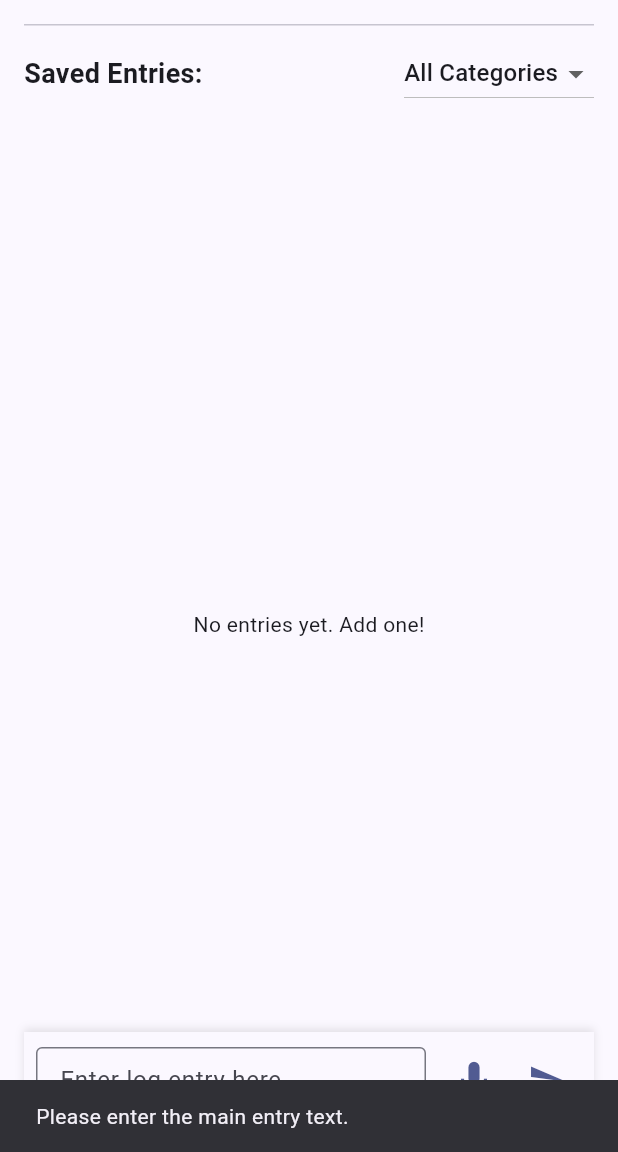
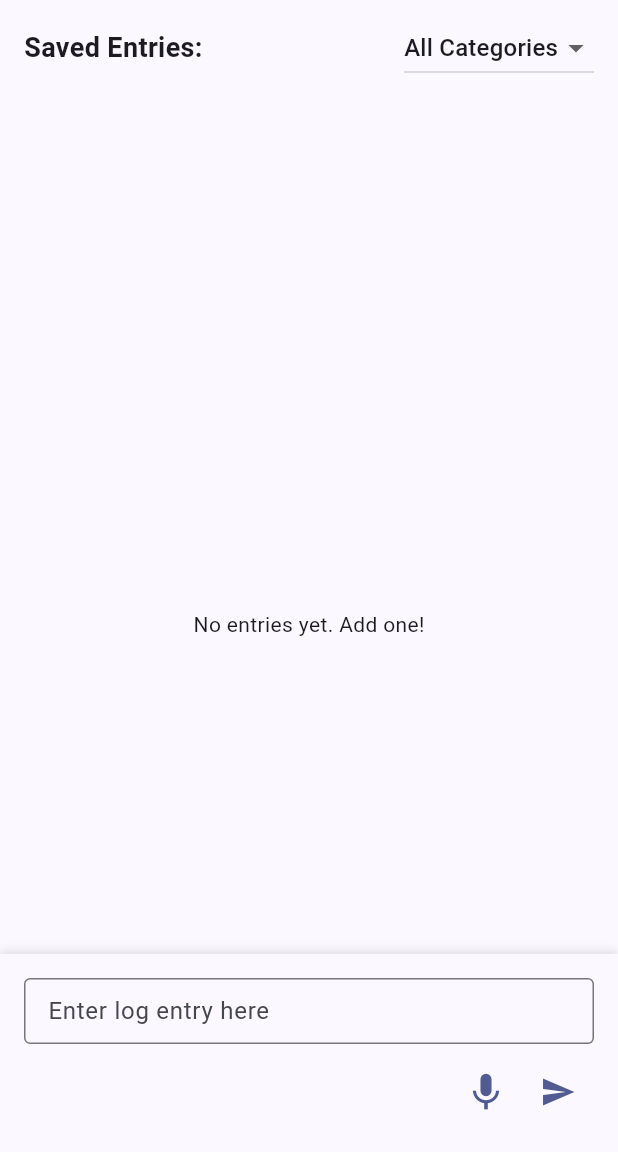
Before and after one commit to AndrewBert/log-everything, a Flutter app: the screen it shows after launch, after a tap on the "send" icon, on a phone screen of 412 x 824 dp, the part 84-1236 px from its top. Run offline on Flutter 3.47's test engine with Material 3 defaults, Android fonts, the phone set to English and light mode, and no system bars; our stand-ins replace bloc, flutter_bloc, flutter_dotenv, permission_handler, shared_preferences; missing offline and left inert: record.

Commit message:
Add FocusNode for input field and manage focus state; refactor UI layout for better input handling

```diff
--- a/lib/screens/home_screen.dart
+++ b/lib/screens/home_screen.dart
@@ -24,6 +24,10 @@ class _MyHomePageState extends State<MyHomePage> {
   final TextEditingController _textController = TextEditingController();
   final DateFormat _timeFormatter = DateFormat('HH:mm');
   String? _selectedCategoryFilter;
+  // --- Add FocusNode and state variable ---
+  final FocusNode _inputFocusNode = FocusNode();
+  bool _isInputFocused = false;
+  // --- End FocusNode ---
 
   // --- Voice Input State ---
   late final AudioRecorder _audioRecorder;
@@ -38,14 +42,32 @@ class _MyHomePageState extends State<MyHomePage> {
     _audioRecorder = AudioRecorder();
     _speechService = SpeechService(); // Initialize SpeechService
     _requestMicPermission(); // Request permission on init
+    // --- Add listener to FocusNode ---
+    _inputFocusNode.addListener(_onInputFocusChange);
+    // --- End listener ---
   }
 
   @override
   void dispose() {
     _textController.dispose();
     _audioRecorder.dispose(); // Dispose recorder
+    // --- Dispose FocusNode and remove listener ---
+    _inputFocusNode.removeListener(_onInputFocusChange);
+    _inputFocusNode.dispose();
+    // --- End dispose ---
     super.dispose();
   }
+
+  // --- Add focus change handler ---
+  void _onInputFocusChange() {
+    if (mounted) {
+      // Check if widget is still mounted
+      setState(() {
+        _isInputFocused = _inputFocusNode.hasFocus;
+      });
+    }
+  }
+  // --- End focus change handler ---
 
   // --- Microphone Permission ---
   Future<void> _requestMicPermission() async {
@@ -277,11 +299,12 @@ class _MyHomePageState extends State<MyHomePage> {
           duration: Duration(milliseconds: 800),
         ),
       );
-    } else {
-      ScaffoldMessenger.of(context).showSnackBar(
-        const SnackBar(content: Text('Please enter the main entry text.')),
-      );
     }
+    // else {
+    //   ScaffoldMessenger.of(context).showSnackBar(
+    //     const SnackBar(content: Text('Please enter the main entry text.')),
+    //   );
+    // }
   }
 
   // --- Category Management Dialog ---
@@ -320,8 +343,7 @@ Entries using this category will be moved to "Misc".''',
     showDialog(
       context: context,
       builder:
-          (_) => BlocProvider.value(
-            // Use BlocProvider.value to pass the existing Cubit
+          (dialogContext) => BlocProvider.value(
             value: BlocProvider.of<EntryCubit>(context),
             child: AlertDialog(
               title: const Text('Manage Categories'),
@@ -330,10 +352,10 @@ Entries using this category will be moved to "Misc".''',
                 child: Column(
                   mainAxisSize: MainAxisSize.min,
                   children: [
-                    // Use Flexible + ListView to avoid potential overflow if many categories
                     Flexible(
                       child: BlocBuilder<EntryCubit, EntryState>(
-                        builder: (context, state) {
+                        // --- Use the BlocBuilder's context for Cubit/Navigator/Dialogs inside the list ---
+                        builder: (listBuilderContext, state) {
                           if (state.categories.isEmpty) {
                             return const Text('No categories found.');
                           }
@@ -366,23 +388,34 @@ Entries using this category will be moved to "Misc".''',
                                           ),
                                           tooltip: 'Delete Category',
                                           onPressed: () async {
+                                            // --- Get Cubit instance before await ---
+                                            final entryCubit =
+                                                listBuilderContext
+                                                    .read<EntryCubit>();
+                                            // --- Capture Navigator and ScaffoldMessenger before await ---
+                                            final navigator = Navigator.of(
+                                              dialogContext,
+                                            );
+                                            final scaffoldMessenger =
+                                                ScaffoldMessenger.of(
+                                                  dialogContext,
+                                                );
+                                            // --- End capture ---
+
                                             bool confirmed =
                                                 await _showDeleteCategoryConfirmationDialog(
-                                                  context, // Use the builder context here
+                                                  listBuilderContext,
                                                   category,
                                                 );
                                             if (confirmed && mounted) {
-                                              context // Use the builder context again
-                                                  .read<EntryCubit>()
-                                                  .deleteCategory(category);
-                                              Navigator.of(
-                                                context,
-                                              ).pop(); // Close the dialog after deletion
-                                              ScaffoldMessenger.of(
-                                                Scaffold.of(
-                                                  context,
-                                                ).context, // Use Scaffold context for SnackBar
-                                              ).showSnackBar(
+                                              // --- Use the captured Cubit instance ---
+                                              entryCubit.deleteCategory(
+                                                category,
+                                              );
+                                              // --- Use captured instances ---
+                                              navigator
+                                                  .pop(); // Close the dialog
+                                              scaffoldMessenger.showSnackBar(
                                                 SnackBar(
                                                   content: Text(
                                                     'Category "$category" deleted',
@@ -392,6 +425,7 @@ Entries using this category will be moved to "Misc".''',
                                                   ),
                                                 ),
                                               );
+                                              // --- End use captured instances ---
                                             }
                                           },
                                         ),
@@ -399,6 +433,7 @@ Entries using this category will be moved to "Misc".''',
                             },
                           );
                         },
+                        // --- End BlocBuilder context usage ---
                       ),
                     ),
                     const Divider(),
@@ -431,20 +466,18 @@ Entries using this category will be moved to "Misc".''',
               actions: [
                 TextButton(
                   child: const Text('Done'),
-                  onPressed: () => Navigator.of(context).pop(),
+                  onPressed: () => Navigator.of(dialogContext).pop(),
                 ),
                 TextButton(
                   child: const Text('Add Category'),
                   onPressed: () {
                     final newCategory = categoryInputController.text.trim();
                     if (newCategory.isNotEmpty) {
-                      // Access cubit from the builder context
-                      context.read<EntryCubit>().addCustomCategory(newCategory);
+                      BlocProvider.of<EntryCubit>(
+                        dialogContext,
+                      ).addCustomCategory(newCategory);
                       categoryInputController.clear();
-                      // Optional: Show feedback
-                      ScaffoldMessenger.of(
-                        Scaffold.of(context).context,
-                      ).showSnackBar(
+                      ScaffoldMessenger.of(dialogContext).showSnackBar(
                         SnackBar(
                           content: Text('Category "$newCategory" added'),
                         ),
@@ -753,7 +786,12 @@ Entries using this category will be moved to "Misc".''',
       left: 0,
       right: 0,
       child: Container(
-        padding: const EdgeInsets.symmetric(horizontal: 8.0, vertical: 8.0),
+        padding: const EdgeInsets.only(
+          left: 16,
+          right: 16,
+          top: 16,
+          bottom: 16,
+        ),
         decoration: BoxDecoration(
           color: Theme.of(context).cardColor, // Use theme card color
           boxShadow: [
@@ -765,11 +803,13 @@ Entries using this category will be moved to "Misc".''',
             ),
           ],
         ),
-        child: Row(
+        // --- Change outer Row to Column ---
+        child: Column(
+          mainAxisSize: MainAxisSize.min, // Take minimum vertical space
           children: [
-            // Use Row for horizontal layout
-            Expanded(
-              child: TextField(
+            // --- TextField remains largely the same ---
+            TextField(
+              focusNode: _inputFocusNode, // Assign FocusNode
               controller: _textController,
               decoration: const InputDecoration(
                 border: OutlineInputBorder(),
@@ -781,11 +821,21 @@ Entries using this category will be moved to "Misc".''',
                   vertical: 10,
                 ), // Adjust padding
               ),
+              keyboardType: TextInputType.multiline,
+              textInputAction: TextInputAction.newline,
               onSubmitted: (_) => _handleInput(),
-                textInputAction: TextInputAction.done,
+              minLines: 1,
+              maxLines: _isInputFocused ? 5 : 1,
+              onTapOutside: (_) {
+                FocusScope.of(context).unfocus();
+              },
             ),
-            ),
-            const SizedBox(width: 8), // Spacing
+            // --- Add padding between TextField and buttons ---
+            const SizedBox(height: 8),
+            // --- Add inner Row for buttons, aligned to end ---
+            Row(
+              mainAxisAlignment: MainAxisAlignment.end,
+              children: [
                 // Microphone Button
                 IconButton(
                   icon: Icon(
@@ -795,7 +845,8 @@ Entries using this category will be moved to "Misc".''',
                             ? Colors.red
                             : Theme.of(context).colorScheme.primary,
                   ),
-              tooltip: _isRecording ? 'Stop Recording' : 'Start Voice Input',
+                  tooltip:
+                      _isRecording ? 'Stop Recording' : 'Start Voice Input',
                   iconSize: 30,
                   onPressed: _toggleRecording,
                 ),
@@ -803,10 +854,14 @@ Entries using this category will be moved to "Misc".''',
                 IconButton(
                   onPressed: _handleInput,
                   icon: const Icon(Icons.send),
-              color: Theme.of(context).colorScheme.primary, // Use theme color
+                  color:
+                      Theme.of(context).colorScheme.primary, // Use theme color
                 ),
               ],
             ),
+          ],
+        ),
+        // --- End Column ---
       ),
     );
   }
@@ -892,28 +947,21 @@ Entries using this category will be moved to "Misc".''',
       ),
       // Use SafeArea to avoid OS intrusions (notch, bottom bar)
       body: SafeArea(
-        child: Padding(
-          padding: const EdgeInsets.all(16.0),
         child: Stack(
           children: [
             // Main content column (list, filters)
-              Column(
+            Padding(
+              padding: const EdgeInsets.symmetric(horizontal: 16.0),
+              child: Column(
                 crossAxisAlignment: CrossAxisAlignment.start,
-                children: <Widget>[
-                  // Add some space at the top if needed, or let AppBar handle it.
-                  // const SizedBox(height: 20), // Removed this initial spacing
-                  const Divider(),
-
-                  _buildFilterSection(),
-                  _buildEntriesList(),
-                ],
+                children: <Widget>[_buildFilterSection(), _buildEntriesList()],
+              ),
             ),
 
             _buildInputArea(),
           ],
         ),
       ),
-      ),
     );
   }
 }
```
Lines whose indentation alone changed are shown as unchanged.
